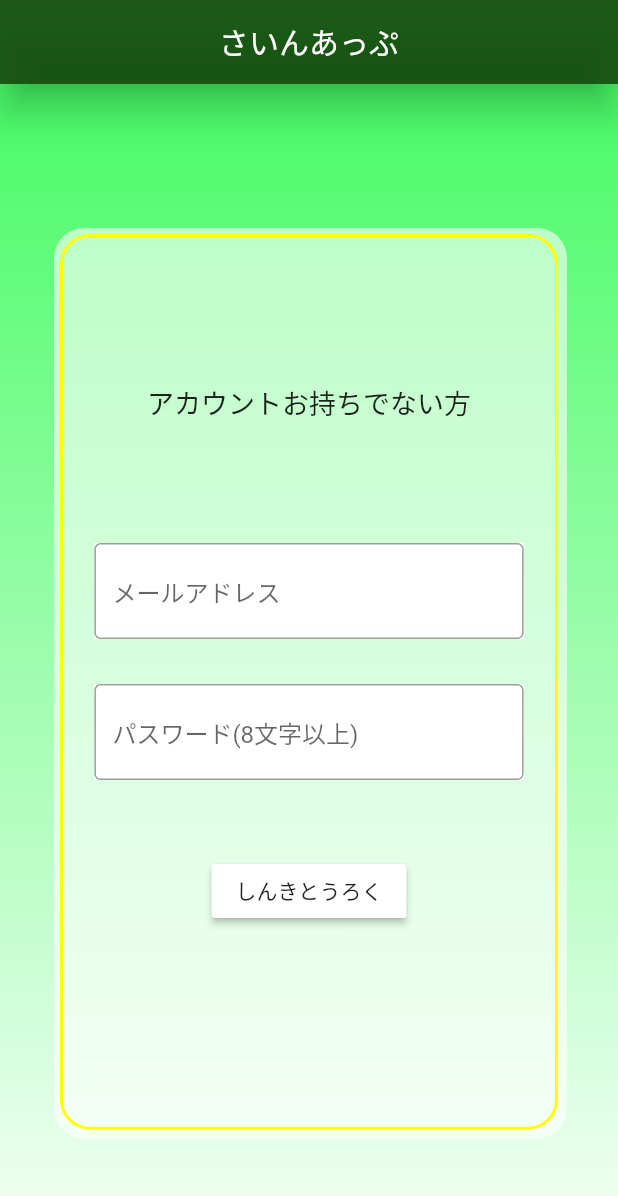
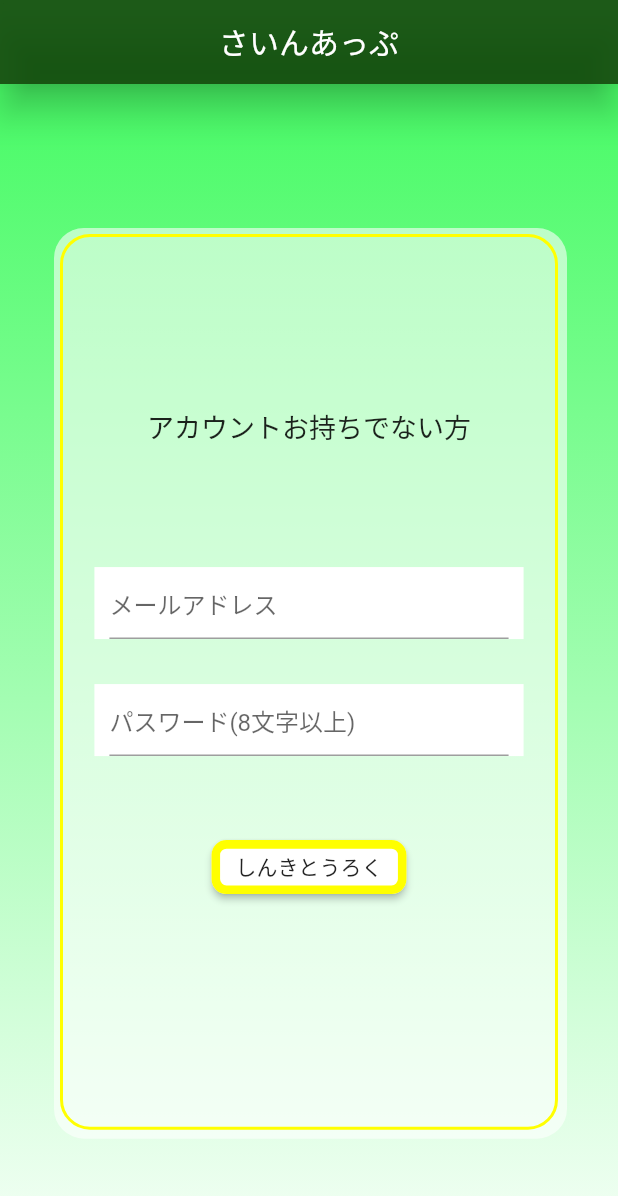
Before and after one commit to Tomohiro629/blow_shot, a Flutter app: the SignUpPage screen opened directly, on a phone screen of 412 x 824 dp. Shown: the top 1196 px of the screen. Run offline on Flutter 3.47's test engine with Material 2 defaults, Android fonts, the phone set to English and light mode, and no system bars; our stand-ins replace cloud_firestore, firebase_auth, firebase_core, firebase_storage, flutter_riverpod, flutter_screenutil and 4 more; accounts and stored records are empty; network calls fail; Roboto replaces fonts that are missing (YujiBoku-Regular).

Commit message:
ログイン・サインアップ時の表示追加

```diff
--- a/lib/app/components/input_form.dart
+++ b/lib/app/components/input_form.dart
@@ -50,29 +50,41 @@ class InputForm extends StatelessWidget {
                   ),
                   const Gap(80),
                   Container(
-                    color: Colors.white,
                     width: 250.w,
+                    decoration: const BoxDecoration(
+                      color: AppColors.secondary,
+                    ),
+                    child: Padding(
+                      padding: const EdgeInsets.symmetric(horizontal: 10.0),
                       child: TextFormField(
                         controller: emailController,
                         keyboardType: TextInputType.emailAddress,
-                      decoration: const InputDecoration(
-                          border: OutlineInputBorder(), hintText: "メールアドレス"),
+                        decoration: const InputDecoration(hintText: "メールアドレス"),
+                      ),
                     ),
                   ),
                   const Gap(30),
                   Container(
-                    color: Colors.white,
                     width: 250.w,
+                    decoration: const BoxDecoration(
+                      color: AppColors.secondary,
+                    ),
+                    child: Padding(
+                      padding: const EdgeInsets.symmetric(horizontal: 10.0),
                       child: TextFormField(
                         controller: passwordController,
                         keyboardType: TextInputType.visiblePassword,
-                      decoration: const InputDecoration(
-                          border: OutlineInputBorder(),
-                          hintText: "パスワード(8文字以上)"),
+                        decoration:
+                            const InputDecoration(hintText: "パスワード(8文字以上)"),
+                      ),
                     ),
                   ),
                   const Gap(50),
                   MaterialButton(
+                    shape: RoundedRectangleBorder(
+                      borderRadius: BorderRadius.circular(10),
+                      side: BorderSide(color: AppColors.primary, width: 5.w),
+                    ),
                     color: AppColors.secondary,
                     onPressed: onTap,
                     child: Text(text),
```
Also changed, not shown: lib/app/sign_in_page/sign_in_page.dart (+11 -0 lines), lib/app/sign_up_page/sign_up_page.dart (+11 -0 lines). Lines whose indentation alone changed are shown as unchanged.
